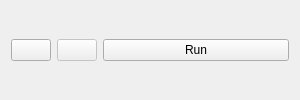
Above: App/gui/widgets/actions.ui from hattaarshavin/PikselCat before the change. Below: the same form after it.
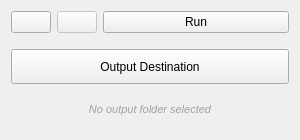
That is the form after the change.

Commit message: feat: Implement output destination selection and credit validation; enhance ActionsController and WorkHandler for improved user experience

What changed in the file:
```diff
--- a/App/gui/widgets/actions.ui
+++ b/App/gui/widgets/actions.ui
@@ -7,13 +7,13 @@
     <x>0</x>
     <y>0</y>
     <width>300</width>
-    <height>100</height>
+    <height>140</height>
    </rect>
   </property>
   <property name="maximumSize">
    <size>
     <width>16777215</width>
-    <height>100</height>
+    <height>140</height>
    </size>
   </property>
   <property name="sizePolicy">
@@ -72,6 +72,63 @@
      </item>
     </layout>
    </item>
+   <item>
+    <layout class="QVBoxLayout" name="outputLayout">
+     <property name="spacing">
+      <number>5</number>
+     </property>
+     <property name="leftMargin">
+      <number>0</number>
+     </property>
+     <property name="topMargin">
+      <number>10</number>
+     </property>
+     <property name="rightMargin">
+      <number>0</number>
+     </property>
+     <property name="bottomMargin">
+      <number>0</number>
+     </property>
+     <item>
+      <widget class="QPushButton" name="outputDestinationButton">
+       <property name="text">
+        <string>Output Destination</string>
+       </property>
+       <property name="toolTip">
+        <string>Select output folder for processed files</string>
+       </property>
+       <property name="sizePolicy">
+        <sizepolicy hsizetype="Expanding" vsizetype="Fixed">
+         <horstretch>0</horstretch>
+         <verstretch>0</verstretch>
+        </sizepolicy>
+       </property>
+       <property name="minimumSize">
+        <size>
+         <width>0</width>
+         <height>35</height>
+        </size>
+       </property>
+      </widget>
+     </item>
+     <item>
+      <widget class="QLabel" name="outputPathLabel">
+       <property name="text">
+        <string>No output folder selected</string>
+       </property>
+       <property name="alignment">
+        <set>Qt::AlignCenter</set>
+       </property>
+       <property name="styleSheet">
+        <string>color: rgba(138, 142, 145, 0.8); font-size: 11px; font-style: italic; margin: 2px;</string>
+       </property>
+       <property name="wordWrap">
+        <bool>false</bool>
+       </property>
+      </widget>
+     </item>
+    </layout>
+   </item>
   </layout>
  </widget>
  <resources/>
```
The commit also changes 4 other files.
